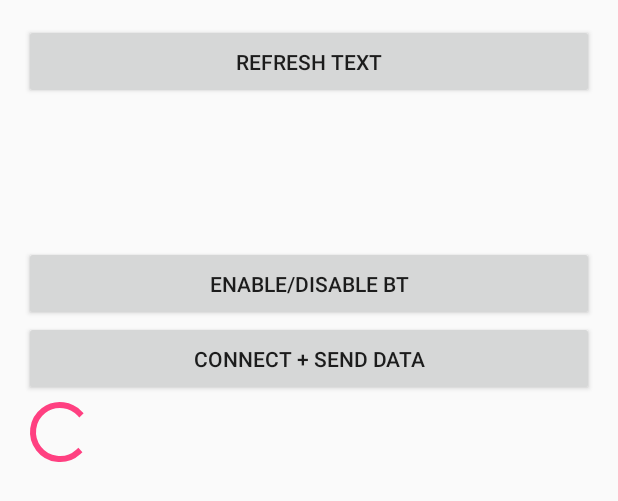
After one commit to SebastianKumor/MOBI2handin, an Android app: the layout activity_bluetooth.xml on its own in the app's theme, with its tools: preview values and no code run, on a phone screen of 412 x 824 dp. The commit adds this screen. Shown: the top 501 px of the screen. Run offline under Robolectric (Android 15) with nearby library versions, the phone set to English and light mode, and no system bars.

Commit message:
arduino and beacons

```diff
--- a/app/build.gradle
+++ b/app/build.gradle
@@ -24,7 +24,9 @@ dependencies {
     testCompile 'junit:junit:4.12'
     compile 'com.android.support:appcompat-v7:23.0.1'
     compile 'com.android.support:design:23.0.1'
+    compile 'com.neovisionaries:nv-bluetooth:1.6'
     compile project(':android-beacon-library-2.6.1')
+    compile 'uk.co.alt236:bluetooth-le-library-android:1.0.0'
 }
 
 
--- /dev/null
+++ b/app/src/main/res/layout/activity_bluetooth.xml
@@ -0,0 +1,36 @@
+<LinearLayout xmlns:android="http://schemas.android.com/apk/res/android"
+    xmlns:tools="http://schemas.android.com/tools" android:layout_width="match_parent"
+    android:layout_height="match_parent" android:paddingLeft="@dimen/activity_horizontal_margin"
+    android:paddingRight="@dimen/activity_horizontal_margin"
+    android:paddingTop="@dimen/activity_vertical_margin"
+    android:orientation="vertical"
+    android:paddingBottom="@dimen/activity_vertical_margin" tools:context=".MainActivity">
+
+    <Button android:text="Refresh text"
+        android:id="@+id/refreshButton"
+        android:layout_width="match_parent"
+        android:layout_height="50dp" />
+    <TextView android:layout_width="wrap_content"
+        android:id="@+id/supportString"
+        android:layout_height="wrap_content" />
+    <TextView android:id="@+id/enabledString" android:layout_width="wrap_content"
+        android:layout_height="wrap_content" />
+    <TextView android:id="@+id/bondedString" android:layout_width="wrap_content"
+        android:layout_height="wrap_content"
+        android:layout_marginTop="20dp"/>
+
+    <Button android:text="Enable/Disable BT" android:layout_marginTop="20dp"
+        android:id="@+id/enableButton"
+        android:layout_width="match_parent"
+        android:layout_height="50dp" />
+
+    <Button android:text="Connect + Send data"
+        android:id="@+id/discoverButton"
+        android:layout_width="match_parent"
+        android:layout_height="50dp" />
+
+    <ProgressBar android:id="@+id/loadingControl"
+        android:layout_width="wrap_content"
+        android:layout_height="wrap_content"
+        android:indeterminate="true" />
+</LinearLayout>
--- a/app/src/main/res/menu/menu_main_screen.xml
+++ b/app/src/main/res/menu/menu_main_screen.xml
@@ -7,4 +7,6 @@
         android:orderInCategory="100" app:showAsAction="ifRoom" />
     <item android:id="@+id/menu_refresh" android:title="@string/action_refresh"
         android:orderInCategory="100" app:showAsAction="ifRoom" />
+    <item android:id="@+id/menu_arduino" android:title="@string/action_arduino"
+    android:orderInCategory="100" app:showAsAction="ifRoom" />
 </menu>
--- a/app/src/main/res/values/strings.xml
+++ b/app/src/main/res/values/strings.xml
@@ -1,9 +1,10 @@
 <resources>
-    <string name="app_name">MBI2handIn</string>
+    <string name="app_name">Bluetooth Positioning</string>
     <string name="title_device">Looking for beacons</string>
     <string name="action_scan">Scan</string>
     <string name="action_stop">Stop</string>
     <string name="action_refresh">Refresh</string>
+    <string name="action_arduino">Arduino</string>
     <string name="blue_not_supported">Bluetooth not supported</string>
     <string name="error_blue_not_supported">Error Bluetooth not supported</string>
     <string name="action_settings">Settings</string>
```
Also changed, not shown: app/src/main/AndroidManifest.xml (+12 -5 lines), app/src/main/java/com/corporation/tvm/mbi2handin/BeaconBaseAdapter.java (+113 -113 lines), app/src/main/java/com/corporation/tvm/mbi2handin/BluetoothActivity.java (added, +218 -0 lines), app/src/main/java/com/corporation/tvm/mbi2handin/MainScreen.java (+63 -13 lines).
